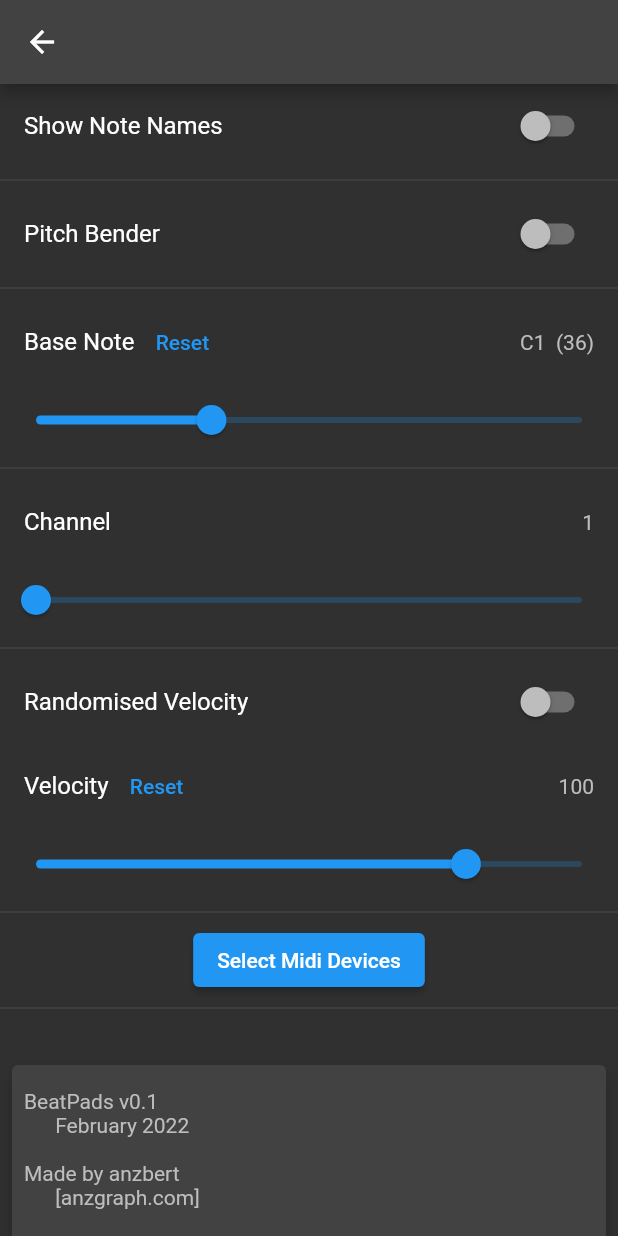
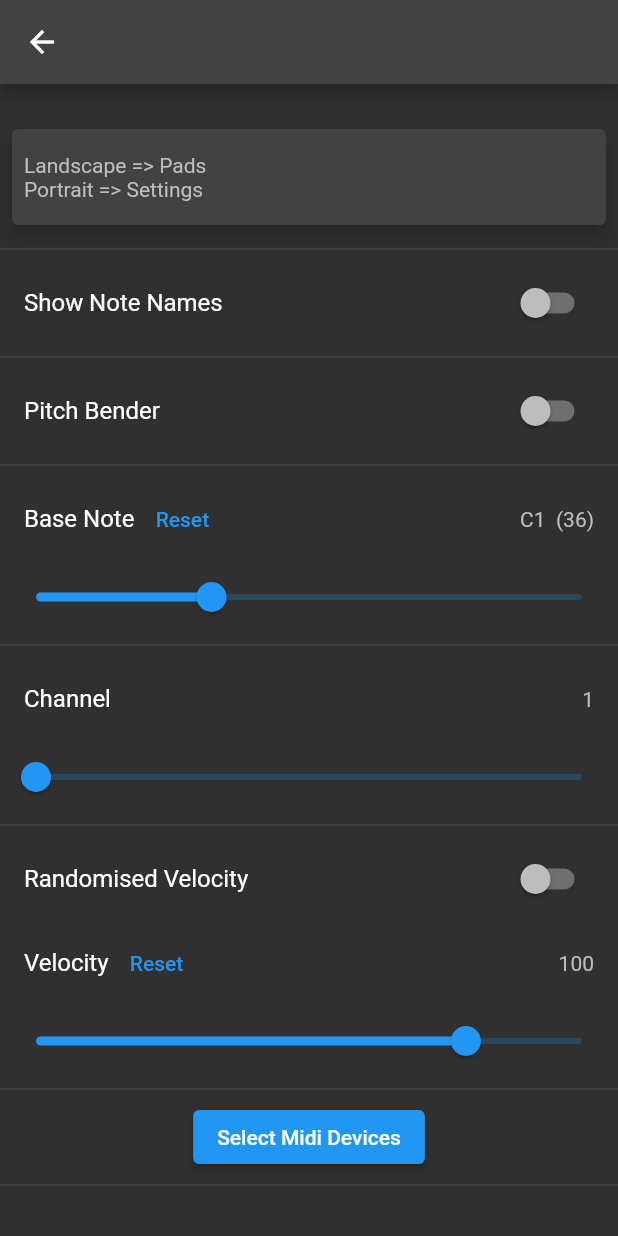
Before and after one commit to anzbert/beat_pads, a Flutter app: the MainScreen screen opened directly, on a phone screen of 412 x 824 dp. Run offline on Flutter 3.47's test engine with Material 2 defaults, Android fonts, the light colour scheme and no system bars; our stand-ins replace animated_text_kit, rive; missing offline and left inert: flutter_midi_command.

Commit message:
kind of working

```diff
--- a/lib/screens/main_screen.dart
+++ b/lib/screens/main_screen.dart
@@ -1,10 +1,6 @@
 import 'package:beat_pads/screens/var_pads.dart';
 import 'package:beat_pads/screens/pads_menu.dart';
-import 'package:beat_pads/state/settings.dart';
 import 'package:flutter/material.dart';
-import 'package:provider/provider.dart';
-
-// import '../state/receiver.dart';
 
 class MainScreen extends StatelessWidget {
   const MainScreen({Key? key}) : super(key: key);
@@ -13,28 +9,18 @@
   Widget build(BuildContext context) {
     bool inPortrait = MediaQuery.of(context).orientation.name == "portrait";
 
-    // PORTRAIT
+    // PORTRAIT: SHOW PADS SETTINGS MENU
     if (inPortrait) {
       return Scaffold(
         appBar: AppBar(),
         body: PadsMenu(),
       );
     }
-    // LANDSCAPE
+    // LANDSCAPE: PLAY PADS
     else {
-      return Scaffold(body: Consumer<Settings>(
-        builder: (context, settings, child) {
-          return VariablePads(
-              // velocity: settings.velocity,
-              // baseNote: settings.baseNote,
-              // showNoteNames: settings.noteNames,
-              // channel: Provider.of<MidiReceiver>(context, listen: true).channel,
-              // scale: settings.scale,
-              // width:settings.width,
-              // height:settings.height,
-              );
-        },
-      ));
+      return Scaffold(
+        body: VariablePads(),
+      );
     }
   }
 }
--- a/lib/screens/pads_menu.dart
+++ b/lib/screens/pads_menu.dart
@@ -15,6 +15,21 @@
     return Consumer<Settings>(builder: (context, settings, child) {
       return ListView(
         children: <Widget>[
+          Card(
+            margin: EdgeInsets.fromLTRB(8, 30, 8, 8),
+            elevation: 5,
+            child: Padding(
+              padding:
+                  const EdgeInsets.symmetric(horizontal: 8.0, vertical: 16),
+              child: Column(
+                crossAxisAlignment: CrossAxisAlignment.start,
+                children: [
+                  Text("Landscape => Pads\nPortrait => Settings"),
+                ],
+              ),
+            ),
+          ),
+          Divider(),
           ListTile(
             title: Text("Show Note Names"),
             trailing: Switch(
--- a/lib/state/receiver.dart
+++ b/lib/state/receiver.dart
@@ -5,13 +5,12 @@
 
 class MidiReceiver extends ChangeNotifier {
   StreamSubscription<MidiPacket>? _rxSubscription;
+
   final MidiCommand _midiCommand = MidiCommand();
 
-  final notes = List.filled(128, 0);
+  final rxNotes = List.filled(128, 0);
 
-  // channel setting:
   int _channel = 0;
-
   set channel(int channel) {
     if (channel < 0 || channel > 15) return;
     _channel = channel;
@@ -41,18 +40,16 @@
 
         switch (type) {
           case MidiMessageType.noteOn:
-            notes[note] = velocity;
+            rxNotes[note] = velocity;
             notifyListeners();
             break;
           case MidiMessageType.noteOff:
-            notes[note] = 0;
+            rxNotes[note] = 0;
             notifyListeners();
             break;
           default:
             return;
         }
-      } else if (type == MidiMessageType.timingClock) {
-        // receiveTick();
       }
     });
   }
@@ -63,6 +60,8 @@
     super.dispose();
   }
 }
+
+// UTILITY FUNCTIONS (not all of them in use):
 
 int lengthOfMessageType(int type) {
   // sysex not included, as it is of variable length
```
Also changed, not shown: lib/screens/config_screen.dart (+10 -10 lines), lib/screens/var_pads.dart (+6 -5 lines), pubspec.yaml (+5 -2 lines), pubspec.lock.
